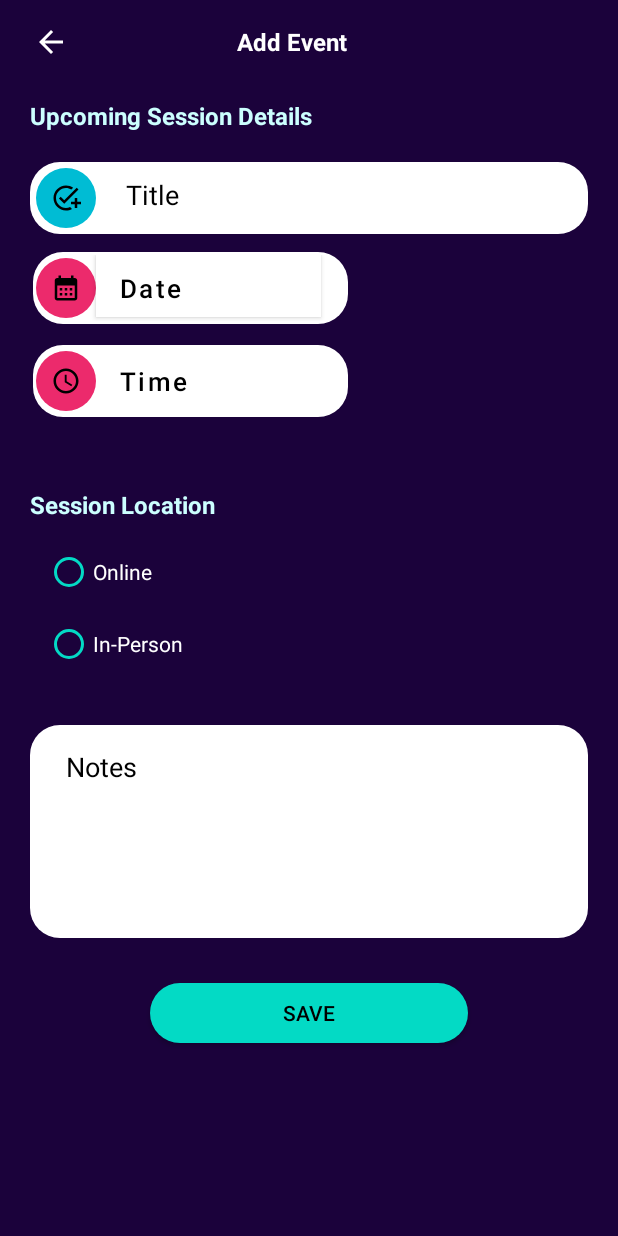
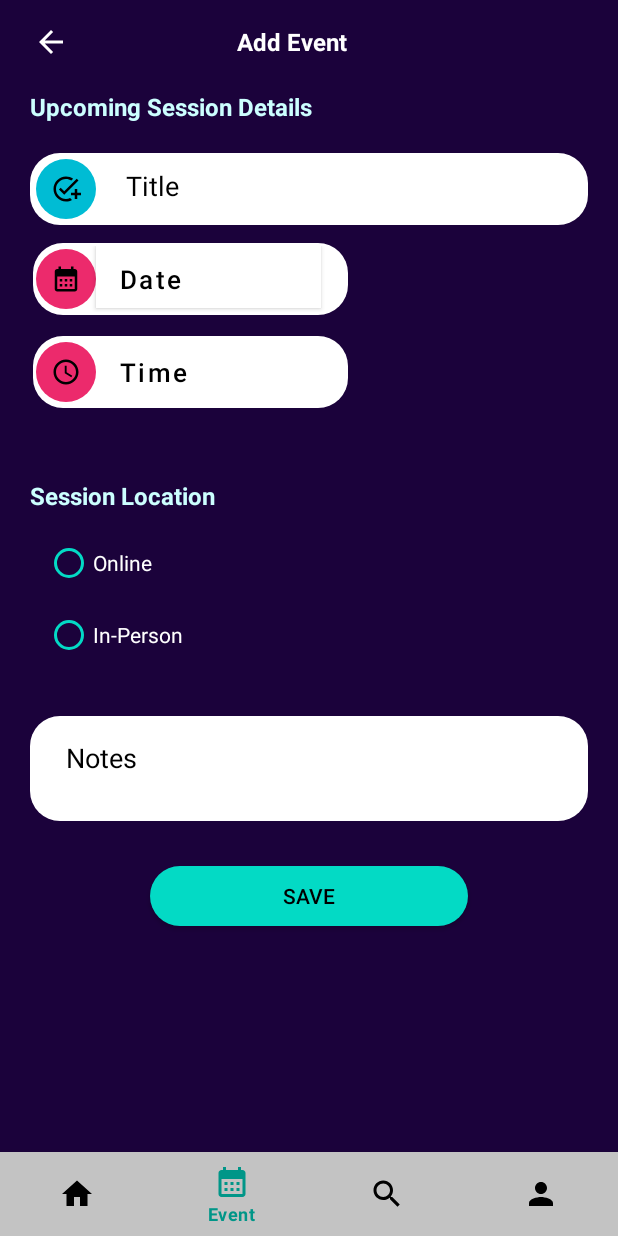
Before and after one commit to MischkaStrydom/2tor4You, an Android app: the ActivityEditEvent screen opened directly, with no data from a screen before it, on a phone screen of 412 x 824 dp. Run offline under Robolectric (Android 15) with nearby library versions, the phone set to English and light mode, and no system bars.

Commit message:
Commit changes to Home Screen, calendar

```diff
--- a/app/src/main/java/com/example/a2tor4you/ActivityAccount.java
+++ b/app/src/main/java/com/example/a2tor4you/ActivityAccount.java
@@ -164,14 +164,16 @@ public class ActivityAccount extends AppCompatActivity {
 
                     case R.id.account:
                         startActivity(new Intent(getApplicationContext(),ActivityAccount.class));
+                        overridePendingTransition(0,0);
                         return true;
 
                     case R.id.home:
                         startActivity(new Intent(getApplicationContext(),ActivityHomeStudent.class));
+                        overridePendingTransition(0,0);
                         return true;
 
-                    case R.id.calendar:
-                        startActivity(new Intent(getApplicationContext(),ActivityCalendar.class));
+                    case R.id.event:
+                        startActivity(new Intent(getApplicationContext(),ActivityEditEvent.class));
                         overridePendingTransition(0,0);
                         return true;
 
--- a/app/src/main/java/com/example/a2tor4you/ActivityEditEvent.java
+++ b/app/src/main/java/com/example/a2tor4you/ActivityEditEvent.java
@@ -1,5 +1,6 @@
 package com.example.a2tor4you;
 
+import androidx.annotation.NonNull;
 import androidx.appcompat.app.AppCompatActivity;
 
 import android.app.DatePickerDialog;
@@ -15,6 +16,7 @@ import android.text.Editable;
 import android.text.InputFilter;
 import android.text.InputType;
 import android.text.TextWatcher;
+import android.view.MenuItem;
 import android.view.View;
 import android.widget.Button;
 import android.widget.DatePicker;
@@ -27,6 +29,8 @@ import android.widget.TimePicker;
 import android.widget.Toast;
 
 import com.example.a2tor4you.utils.AndroidUtil;
+import com.google.android.material.bottomnavigation.BottomNavigationView;
+import com.google.android.material.navigation.NavigationBarView;
 
 import java.text.SimpleDateFormat;
 import java.util.Calendar;
@@ -36,7 +40,7 @@ import java.util.Locale;
 public class ActivityEditEvent extends AppCompatActivity {
     EditText txt_EventTitle, txt_EventNotes;
     Button btnEventDate, btnEventTime, btn_SaveEvent;
-
+    BottomNavigationView bottomNavigationView;
     RadioGroup rdoGroupGrade1;
     RadioButton rdo_Online, rdo_InPerson;
     static String eventTitle, eventDate, eventTime, eventNotes;
@@ -75,6 +79,42 @@ public class ActivityEditEvent extends AppCompatActivity {
         txt_EventNotes = findViewById(R.id.txt_EventNotes);
         btn_SaveEvent = findViewById(R.id.btn_SaveEvent);
         rdoGroupGrade1 = findViewById(R.id.rdoGroupGrade1);
+
+
+        // Navigation Bar
+
+        bottomNavigationView = findViewById(R.id.bottomNavigationView);
+        bottomNavigationView.setSelectedItemId(R.id.event);
+
+        bottomNavigationView.setOnItemSelectedListener(new NavigationBarView.OnItemSelectedListener() {
+            @Override
+            public boolean onNavigationItemSelected(@NonNull MenuItem item) {
+
+                switch (item.getItemId()) {
+
+                    case R.id.event:
+                        startActivity(new Intent(getApplicationContext(),ActivityCalendar.class));
+                        return true;
+
+                    case R.id.home:
+                        startActivity(new Intent(getApplicationContext(),ActivityHomeStudent.class));
+                        return true;
+
+                    case R.id.account:
+                        startActivity(new Intent(getApplicationContext(),ActivityAccount.class));
+                        overridePendingTransition(0,0);
+                        return true;
+
+
+                    case R.id.findTutors:
+                        startActivity(new Intent(getApplicationContext(),ActivityFindTutor.class));
+                        overridePendingTransition(0,0);
+                        return true;
+
+                }
+                return false;
+            }
+        });
 
 
 //        txt_EventNotes = new EditText(this);
--- a/app/src/main/java/com/example/a2tor4you/ActivityFindTutor.java
+++ b/app/src/main/java/com/example/a2tor4you/ActivityFindTutor.java
@@ -61,14 +61,16 @@ public class ActivityFindTutor extends AppCompatActivity {
 
                     case R.id.findTutors:
                         startActivity(new Intent(getApplicationContext(),ActivityFindTutor.class));
+                        overridePendingTransition(0,0);
                         return true;
 
                     case R.id.home:
                         startActivity(new Intent(getApplicationContext(),ActivityHomeStudent.class));
+                        overridePendingTransition(0,0);
                         return true;
 
-                    case R.id.calendar:
-                        startActivity(new Intent(getApplicationContext(),ActivityCalendar.class));
+                    case R.id.event:
+                        startActivity(new Intent(getApplicationContext(),ActivityEditEvent.class));
                         overridePendingTransition(0,0);
                         return true;
 
--- a/app/src/main/res/layout/activity_edit_event.xml
+++ b/app/src/main/res/layout/activity_edit_event.xml
@@ -1,5 +1,5 @@
 <?xml version="1.0" encoding="utf-8"?>
-<LinearLayout xmlns:android="http://schemas.android.com/apk/res/android"
+<androidx.constraintlayout.widget.ConstraintLayout xmlns:android="http://schemas.android.com/apk/res/android"
     xmlns:app="http://schemas.android.com/apk/res-auto"
     xmlns:tools="http://schemas.android.com/tools"
     android:layout_width="match_parent"
@@ -8,6 +8,20 @@
     android:orientation="vertical"
     tools:context=".ActivityMyProfile">
 
+    <com.google.android.material.bottomnavigation.BottomNavigationView
+        android:id="@+id/bottomNavigationView"
+        android:layout_width="match_parent"
+        android:layout_height="wrap_content"
+        android:paddingBottom="0dp"
+        app:itemBackground="@color/light_grey"
+        app:itemIconTint="@drawable/selector_navigation_bar"
+        app:itemTextColor="@drawable/selector_navigation_bar"
+
+        app:layout_constraintBottom_toBottomOf="parent"
+        app:layout_constraintEnd_toEndOf="parent"
+        app:layout_constraintStart_toStartOf="parent"
+        app:menu="@menu/bottom_navigation_bar"
+        tools:ignore="MissingConstraints" />
     <LinearLayout
         android:id="@+id/layoutHeader"
         android:layout_width="match_parent"
@@ -45,12 +59,14 @@
     <ScrollView
         android:layout_width="match_parent"
         android:layout_height="wrap_content"
-        android:layout_marginTop="10dp">
+        android:layout_marginTop="10dp"
+        tools:ignore="MissingConstraints">
 
         <LinearLayout
             android:layout_width="match_parent"
             android:layout_height="wrap_content"
-            android:orientation="vertical">
+            android:orientation="vertical"
+            android:layout_marginTop="60dp">
 
             <TextView
                 android:id="@+id/txtUpSessionDetails"
@@ -360,7 +376,7 @@
 
                 <LinearLayout
                     android:layout_width="match_parent"
-                    android:layout_height="match_parent"
+                    android:layout_height="70dp"
                     android:layout_marginTop="20dp"
                     android:layout_marginBottom="20dp"
                     android:background="@drawable/background_rounded_white"
@@ -378,14 +394,14 @@
                             android:layout_width="match_parent"
                             android:layout_height="48dp"
                             android:layout_marginStart="0dp"
-                            android:layout_marginBottom="100dp"
                             android:layout_marginTop="0dp"
                             android:layout_marginEnd="0dp"
+                            android:layout_marginBottom="100dp"
                             android:background="@null"
                             android:ems="10"
-                            android:maxLength="30"
                             android:hint="@string/txtEventNotes"
                             android:inputType="textPersonName"
+                            android:maxLength="30"
                             android:paddingLeft="20dp"
                             android:paddingTop="10dp"
                             android:paddingRight="12dp"
@@ -403,7 +419,6 @@
                 </LinearLayout>
 
             </LinearLayout>
-
             <androidx.appcompat.widget.AppCompatButton
                 android:id="@+id/btn_SaveEvent"
                 android:layout_width="match_parent"
@@ -419,8 +434,12 @@
                 android:text="@string/btnSaveEvent"
                 android:textColor="@color/black" />
 
+
         </LinearLayout>
+
 
     </ScrollView>
 
-</LinearLayout>
+
+
+</androidx.constraintlayout.widget.ConstraintLayout>
--- a/app/src/main/res/menu/bottom_navigation_bar.xml
+++ b/app/src/main/res/menu/bottom_navigation_bar.xml
@@ -7,8 +7,8 @@
         android:icon="@drawable/home" />
 
     <item
-        android:title="Calendar"
-        android:id="@+id/calendar"
+        android:title="Event"
+        android:id="@+id/event"
         android:icon="@drawable/calendar" />
 
     <item
```
Also changed, not shown: app/src/main/java/com/example/a2tor4you/ActivityCalendar.java (+32 -32 lines), app/src/main/java/com/example/a2tor4you/ActivityHomeStudent.java (+9 -7 lines), app/src/main/res/layout/activity_home_student.xml (+86 -78 lines).
